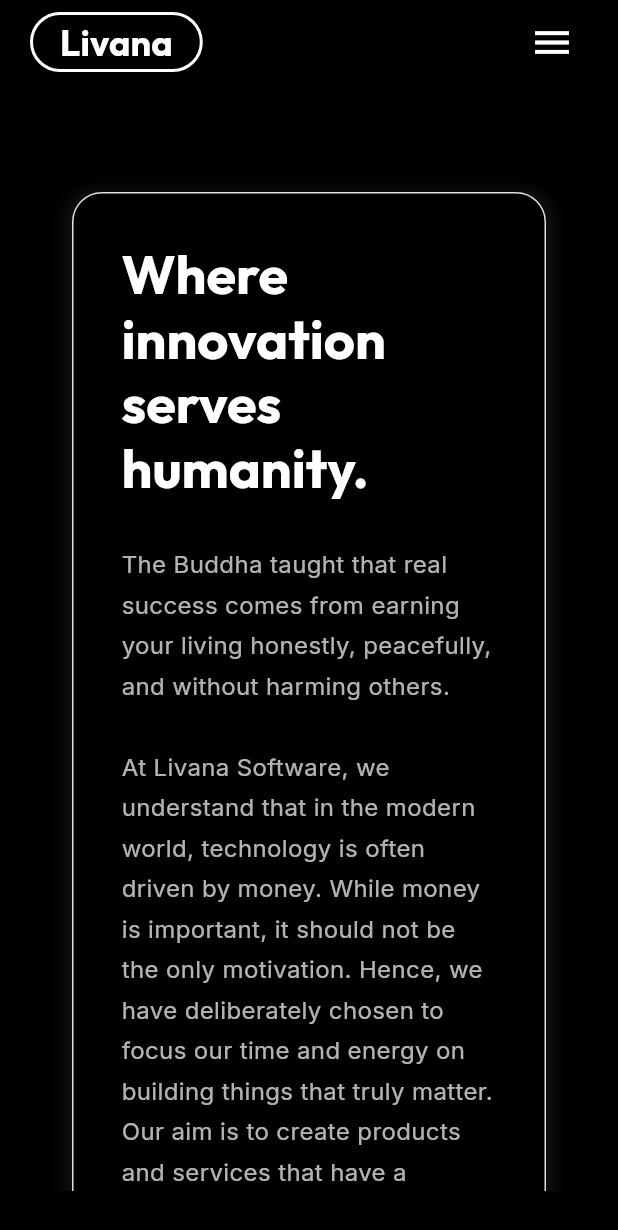
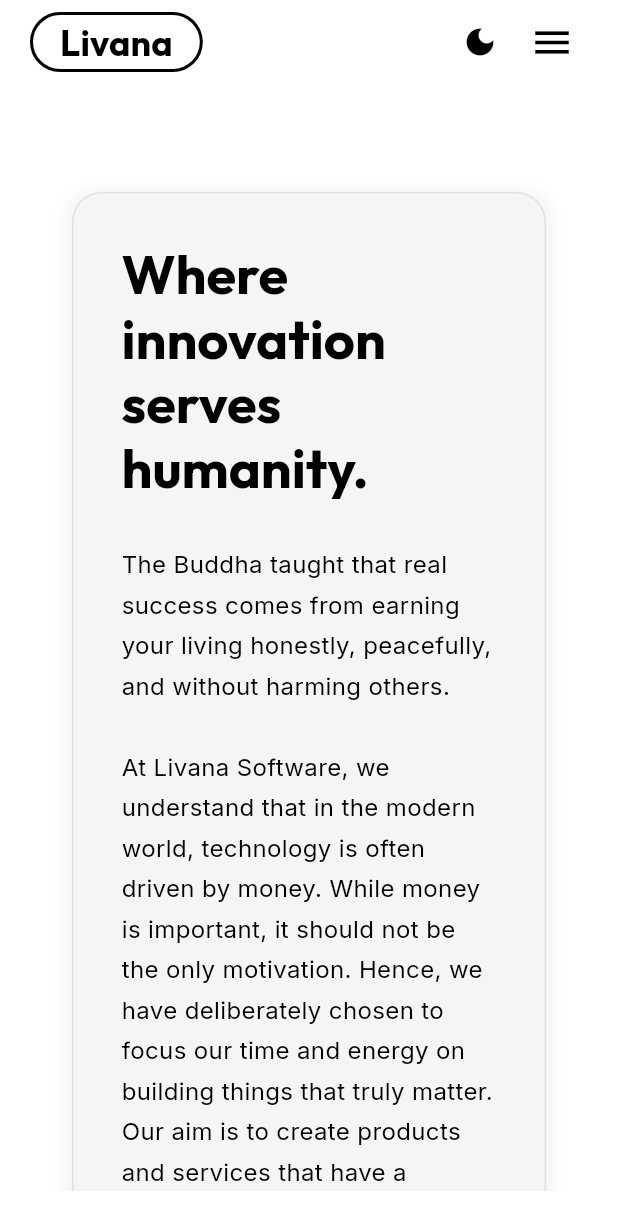
Before and after one commit to nhuquan/livana-home, a Flutter app: the screen it shows after launch, on a phone screen of 412 x 824 dp. Shown: the top 1230 px of the screen. Run offline on Flutter 3.47's test engine with Material 3 defaults, Android fonts, the phone set to English and light mode, and no system bars; our stand-ins replace google_fonts, supabase_flutter; accounts and stored records are empty.

Commit message:
Add darkmode

```diff
--- a/lib/main.dart
+++ b/lib/main.dart
@@ -18,68 +18,158 @@
     url: supabaseUrl,
     anonKey: supabaseAnonKey,
   );
-  runApp(MyApp());
+  runApp(ThemeSwitcherWidget());
 }
 
 final supabase = Supabase.instance.client;
 
 // Define your accent color
 const Color kAccentColor = Color(0xFFFFA500); // Example orange
-const Color kBackgroundColor = Colors.black;
-const Color kTextColor = Colors.white;
-const Color kButtonBackgroundColor = Colors.white;
-const Color kButtonTextColor = Colors.black;
+// Light Theme Colors
+const Color kLightBackgroundColor = Colors.white;
+const Color kLightTextColor = Colors.black;
+const Color kLightButtonBackgroundColor = Colors.black;
+const Color kLightButtonTextColor = Colors.white;
+
+// Dark Theme Colors
+const Color kDarkBackgroundColor = Colors.black;
+const Color kDarkTextColor = Colors.white;
+const Color kDarkButtonBackgroundColor = Colors.white;
+const Color kDarkButtonTextColor = Colors.black;
+
 const Color kFormFieldBackgroundColor =
 Color(0xFFF0F0F0); // Light grey for form fields
 const Color kFormFieldTextColor = Colors.black;
+const Color kButtonBackgroundColor = Colors.white;
+const Color kButtonTextColor = Colors.black;
 
-class MyApp extends StatelessWidget {
-  const MyApp({super.key});
+class ThemeSwitcherWidget extends StatefulWidget {
+  const ThemeSwitcherWidget({super.key});
+
+  @override
+  _ThemeSwitcherWidgetState createState() => _ThemeSwitcherWidgetState();
+}
+
+class _ThemeSwitcherWidgetState extends State<ThemeSwitcherWidget> {
+  ThemeMode _themeMode = ThemeMode.light;
+
+  void _toggleTheme() {
+    setState(() {
+      _themeMode =
+      _themeMode == ThemeMode.light ? ThemeMode.dark : ThemeMode.light;
+    });
+  }
 
   @override
   Widget build(BuildContext context) {
-    return MaterialApp(
-      title: 'Livana Software',
-      theme: ThemeData(
-        brightness: Brightness.dark,
+    return MyApp(
+      themeMode: _themeMode,
+      toggleTheme: _toggleTheme,
+    );
+  }
+}
+
+
+class MyApp extends StatelessWidget {
+  final ThemeMode themeMode;
+  final VoidCallback toggleTheme;
+
+  const MyApp({super.key, required this.themeMode, required this.toggleTheme});
+
+
+  @override
+  Widget build(BuildContext context) {
+
+    final lightTheme = ThemeData(
+      brightness: Brightness.light,
       primaryColor: kAccentColor,
-        scaffoldBackgroundColor: kBackgroundColor,
-        textTheme:
-            GoogleFonts.outfitTextTheme(Theme.of(context).textTheme).apply(
-          bodyColor: kTextColor,
-          displayColor: kTextColor,
+      scaffoldBackgroundColor: kLightBackgroundColor,
+      textTheme: GoogleFonts.outfitTextTheme(Theme.of(context).textTheme).apply(
+        bodyColor: kLightTextColor,
+        displayColor: kLightTextColor,
       ),
       textButtonTheme: TextButtonThemeData(
         style: TextButton.styleFrom(
-              foregroundColor: kButtonTextColor,
+            foregroundColor: kLightTextColor,
             textStyle:
             const TextStyle(fontSize: 16, fontWeight: FontWeight.w500)),
       ),
       elevatedButtonTheme: ElevatedButtonThemeData(
         style: ElevatedButton.styleFrom(
-            backgroundColor: kButtonBackgroundColor,
-            foregroundColor: kButtonTextColor,
+          backgroundColor: kLightButtonBackgroundColor,
+          foregroundColor: kLightButtonTextColor,
           padding: EdgeInsets.symmetric(
             horizontal: 24,
             vertical: 16,
           ),
           textStyle: TextStyle(fontSize: 16, fontWeight: FontWeight.bold),
-            shape: RoundedRectangleBorder(
-                borderRadius: BorderRadius.circular(30.0)),
+          shape:
+          RoundedRectangleBorder(borderRadius: BorderRadius.circular(30.0)),
+        ),
+      ),
+      dividerColor: Colors.grey[300],
+      appBarTheme: AppBarTheme(
+        color: kLightBackgroundColor,
+        iconTheme: IconThemeData(color: kLightTextColor),
+      ),
+    );
+
+    final darkTheme = ThemeData(
+      brightness: Brightness.dark,
+      primaryColor: kAccentColor,
+      scaffoldBackgroundColor: kDarkBackgroundColor,
+      textTheme: GoogleFonts.outfitTextTheme(Theme.of(context).textTheme).apply(
+        bodyColor: kDarkTextColor,
+        displayColor: kDarkTextColor,
+      ),
+      textButtonTheme: TextButtonThemeData(
+        style: TextButton.styleFrom(
+            foregroundColor: kDarkTextColor,
+            textStyle:
+            const TextStyle(fontSize: 16, fontWeight: FontWeight.w500)),
+      ),
+      elevatedButtonTheme: ElevatedButtonThemeData(
+        style: ElevatedButton.styleFrom(
+          backgroundColor: kDarkButtonBackgroundColor,
+          foregroundColor: kDarkButtonTextColor,
+          padding: EdgeInsets.symmetric(
+            horizontal: 24,
+            vertical: 16,
+          ),
+          textStyle: TextStyle(fontSize: 16, fontWeight: FontWeight.bold),
+          shape:
+          RoundedRectangleBorder(borderRadius: BorderRadius.circular(30.0)),
         ),
       ),
       dividerColor: Colors.grey[800],
+      appBarTheme: AppBarTheme(
+        color: kDarkBackgroundColor,
+        iconTheme: IconThemeData(color: kDarkTextColor),
       ),
+    );
+
+
+    return MaterialApp(
+      title: 'Livana Software',
+      theme: lightTheme,
+      darkTheme: darkTheme,
+      themeMode: themeMode,
       initialRoute: '/',
       routes: {
-        '/': (context) =>
-            MainScreenScaffold(body: HomeScreen(), currentRoute: '/'),
+        '/': (context) => MainScreenScaffold(
+            body: HomeScreen(), currentRoute: '/', toggleTheme: toggleTheme),
         '/services': (context) => MainScreenScaffold(
-            body: ServicesScreen(), currentRoute: '/services'),
-        '/product': (context) =>
-            MainScreenScaffold(body: OurWorkScreen(), currentRoute: '/product'),
+            body: ServicesScreen(),
+            currentRoute: '/services',
+            toggleTheme: toggleTheme),
+        '/product': (context) => MainScreenScaffold(
+            body: OurWorkScreen(),
+            currentRoute: '/product',
+            toggleTheme: toggleTheme),
         '/contact': (context) => MainScreenScaffold(
-            body: ContactFormScreen(), currentRoute: '/contact'),
+            body: ContactFormScreen(),
+            currentRoute: '/contact',
+            toggleTheme: toggleTheme),
       },
     );
   }
@@ -88,14 +178,17 @@
 class MainScreenScaffold extends StatelessWidget {
   final Widget body;
   final String currentRoute;
-
+  final VoidCallback toggleTheme;
   const MainScreenScaffold(
-      {super.key, required this.body, required this.currentRoute});
+      {super.key,
+        required this.body,
+        required this.currentRoute,
+        required this.toggleTheme});
 
   @override
   Widget build(BuildContext context) {
-    return Scaffold(
-      appBar: ResponsiveAppBar(currentRoute: currentRoute),
+    return Scaffold(appBar:
+    ResponsiveAppBar(currentRoute: currentRoute, toggleTheme: toggleTheme),
       body: Center(
         child: ConstrainedBox(
           constraints: BoxConstraints(maxWidth: 2000),
@@ -111,11 +204,15 @@
 
 class ResponsiveAppBar extends StatelessWidget implements PreferredSizeWidget {
   final String currentRoute;
+  final VoidCallback toggleTheme;
 
-  const ResponsiveAppBar({super.key, required this.currentRoute});
+  const ResponsiveAppBar(
+      {super.key, required this.currentRoute, required this.toggleTheme});
 
   Widget _navItem(BuildContext context, String title, String routeName) {
     final bool isActive = currentRoute == routeName;
+    final textColor = Theme.of(context).textTheme.bodyLarge?.color;
+
     return Padding(
       padding: EdgeInsets.symmetric(horizontal: 12),
       child: TextButton(
@@ -128,10 +225,10 @@
           title,
           style: TextStyle(
             fontWeight: FontWeight.normal,
-            color: kTextColor,
+            color: textColor,
             decoration:
                 isActive ? TextDecoration.underline : TextDecoration.none,
-            decorationColor: kTextColor,
+            decorationColor: textColor,
             decorationThickness: 1.0,
           ),
         ),
@@ -143,27 +240,25 @@
   Widget build(BuildContext context) {
     return LayoutBuilder(builder: (context, constraints) {
       bool isDesktop = constraints.maxWidth > 768;
+      final isDarkMode = Theme.of(context).brightness == Brightness.dark;
+      final borderColor = isDarkMode ? Colors.white : Colors.black;
+      final textColor = isDarkMode ? Colors.white : Colors.black;
 
       return AppBar(
         automaticallyImplyLeading:
             false, //remove back button if pages are pushed
-        backgroundColor: kBackgroundColor,
         elevation: 0,
         titleSpacing: isDesktop ? 40 : 20,
         title: OutlinedButton(
           style: OutlinedButton.styleFrom(
-            // foregroundColor: Colors.deepPurple, // For text and icon color (if not set in Text widget)
             side: BorderSide(
-              color: Colors.white, // Your custom border color
-              width: 2.0, // Adjust border width
+              color: borderColor,
+              width: 2.0,
             ),
             shape: RoundedRectangleBorder(
-              borderRadius: BorderRadius.circular(25.0), // Adjust corner radius
+              borderRadius: BorderRadius.circular(25.0),
             ),
             padding: EdgeInsets.symmetric(vertical: 0, horizontal: 20),
-            // padding: EdgeInsets.only(bottom: 10, left: 20, right: 20),
-            // You can also set minimumSize, backgroundColor (for fill), etc.
-            // backgroundColor: Colors.deepPurple.withOpacity(0.1), // Optional: subtle background
           ),
           onPressed: () {
             Navigator.pushNamed(context, '/');
@@ -172,29 +267,31 @@
               style: TextStyle(
                   fontSize: 24,
                   fontWeight: FontWeight.bold,
-                  color: kTextColor)),
+                  color: textColor)),
         ),
-        actions: isDesktop
-            ? <Widget>[
+        actions: <Widget>[
+          if (isDesktop) ...[
             _navItem(context, 'Home', '/'),
             _navItem(context, 'Our Services', '/services'),
             _navItem(context, 'Our Work', '/product'),
             _navItem(context, 'Work With Us', '/contact'),
-                SizedBox(
-                  width: 40,
-                )
-              ]
-            : <Widget>[
+          ],
+          IconButton(
+            icon: Icon(
+              isDarkMode ? Icons.light_mode : Icons.dark_mode,
+            ),
+            onPressed: toggleTheme,
+          ),
+          if (!isDesktop)
             IconButton(
                 onPressed: () {
                   _showFullScreenMenu(context);
                 },
                 icon: Icon(
                   Icons.menu,
-                      color: kTextColor,
                   size: 30,
                 )),
-                SizedBox(width: 20),
+          SizedBox(width: isDesktop ? 40 : 20),
         ],
       );
     });
@@ -226,6 +323,9 @@
 
   Widget _menuLink(BuildContext context, String title, String routeName) {
     final bool isActive = currentRoute == routeName;
+    final isDarkMode = Theme.of(context).brightness == Brightness.dark;
+    final activeColor = isDarkMode ? kDarkTextColor.withOpacity(0.7) : kLightTextColor.withOpacity(0.7);
+
     return Padding(
       padding: const EdgeInsets.symmetric(vertical: 20.0),
       child: TextButton(
@@ -238,7 +338,7 @@
           style: TextStyle(
             fontSize: 32,
             fontWeight: FontWeight.bold,
-            color: isActive ? kTextColor.withOpacity(0.7) : kAccentColor,
+            color: isActive ? activeColor : kAccentColor,
           ),
         ),
       ),
@@ -247,9 +347,11 @@
 
   @override
   Widget build(BuildContext context) {
+    final isDarkMode = Theme.of(context).brightness == Brightness.dark;
+    final backgroundColor = isDarkMode ? kDarkBackgroundColor.withOpacity(0.98) : kLightBackgroundColor.withOpacity(0.98);
+
     return Scaffold(
-      backgroundColor:
-          kBackgroundColor.withOpacity(0.98), // Slightly transparent black
+      backgroundColor: backgroundColor,
       appBar: AppBar(
         backgroundColor: Colors.transparent,
         elevation: 0,
--- a/lib/screen/home_screen.dart
+++ b/lib/screen/home_screen.dart
@@ -20,7 +20,7 @@
       child: Container(
         padding: EdgeInsets.all(32.0),
         decoration: BoxDecoration(
-          color: kBackgroundColor,
+          // color: kBackgroundColor,
           borderRadius: BorderRadius.circular(20.0),
           border: Border.all(
             color: Colors.grey.shade300,
@@ -58,7 +58,6 @@
               style: GoogleFonts.inter(
                 fontSize: isSmallScreen ? 16 : 18,
                 height: 1.7,
-                color: kTextColor.withOpacity(0.7),
                 fontWeight: FontWeight.w400,
               ),
             ),
```
Also changed, not shown: lib/screen/contact_screen.dart (+25 -46 lines), lib/screen/services_screen.dart (+20 -14 lines), 5 other files. Lines whose indentation alone changed are shown as unchanged.
